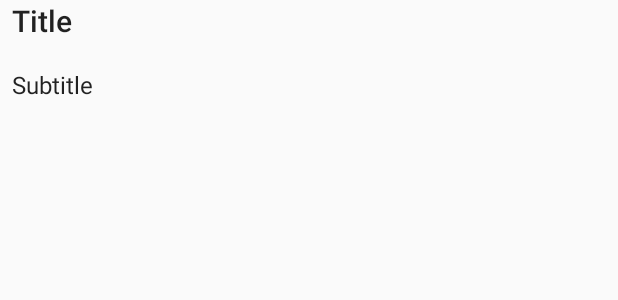
After one commit to asvpcurtis/comp3004, an Android app: the layout activity_dataviewdemo.xml on its own in the app's theme, with its tools: preview values and no code run, on a phone screen of 412 x 824 dp. The commit adds this screen. Shown: the top 300 px of the screen. Run offline under Robolectric (Android 15) with nearby library versions, the light colour scheme and no system bars.

Commit message:
Demo activity with templates for using DataHandler

```diff
--- a/frontend/app/build.gradle
+++ b/frontend/app/build.gradle
@@ -28,13 +28,13 @@ dependencies {
         //compile project(':smartloginlibrary')
     })
     //compile 'codelight.studios:android-smart-login:1.2'
+    //compile 'com.google.firebase:firebase-auth:11.4.2'
     compile 'com.android.support:appcompat-v7:26.1.0'
     compile 'com.android.support.constraint:constraint-layout:1.0.2'
     compile 'com.android.support:design:26.1.0'
     compile 'com.android.support:support-v13:26.1.0'
     compile 'com.android.support:support-vector-drawable:26.1.0'
     compile 'com.android.support:recyclerview-v7:26.1.0'
-    //compile 'com.google.firebase:firebase-auth:11.4.2'
     compile 'com.amazonaws:aws-android-sdk-cognitoidentityprovider:2.6.0'
     testCompile 'junit:junit:4.12'
 }
@@ -43,4 +43,5 @@ dependencies {
 
 
 
+
 apply plugin: 'com.google.gms.google-services'
--- a/frontend/app/src/main/AndroidManifest.xml
+++ b/frontend/app/src/main/AndroidManifest.xml
@@ -33,7 +33,7 @@
         <activity
             android:name=".view.RegisterActivity"
             android:parentActivityName=".view.MainActivity" />
-
+        <activity android:name=".view.dataviewdemo"></activity>
     </application>
 
 </manifest>
--- /dev/null
+++ b/frontend/app/src/main/res/layout/activity_dataviewdemo.xml
@@ -0,0 +1,43 @@
+<?xml version="1.0" encoding="utf-8"?>
+<android.support.constraint.ConstraintLayout xmlns:android="http://schemas.android.com/apk/res/android"
+    xmlns:app="http://schemas.android.com/apk/res-auto"
+    xmlns:tools="http://schemas.android.com/tools"
+    android:layout_width="match_parent"
+    android:layout_height="match_parent"
+    tools:context="com.comp3004.goodbyeworld.tournamentmaster.view.dataviewdemo"
+    tools:layout_editor_absoluteY="81dp"
+    android:layout_marginLeft="8dp"
+    app:layout_constraintLeft_toLeftOf="@+id/linearLayout">
+
+    <LinearLayout
+        android:id="@+id/layoutContent"
+        android:layout_width="360dp"
+        android:layout_height="0dp"
+        android:layout_weight="1"
+        android:orientation="vertical"
+        tools:layout_editor_absoluteX="8dp"
+        tools:layout_editor_absoluteY="8dp">
+
+        <TextView
+            android:id="@+id/textViewTitle"
+            android:layout_width="match_parent"
+            android:layout_height="45dp"
+            android:layout_weight="1"
+            android:text="Title"
+            android:textAppearance="@style/TextAppearance.AppCompat.Title"
+            tools:layout_editor_absoluteX="17dp"
+            tools:layout_editor_absoluteY="16dp" />
+
+        <TextView
+            android:id="@+id/textViewSubtitle"
+            android:layout_width="match_parent"
+            android:layout_height="45dp"
+            android:layout_weight="1"
+            android:text="Subtitle"
+            android:textAppearance="@style/TextAppearance.AppCompat.Menu"
+            tools:layout_editor_absoluteX="17dp"
+            tools:layout_editor_absoluteY="61dp" />
+
+    </LinearLayout>
+
+</android.support.constraint.ConstraintLayout>
```
Also changed, not shown: frontend/app/src/main/java/com/comp3004/goodbyeworld/tournamentmaster/data/DataHandler.java (+7 -2 lines), frontend/app/src/main/java/com/comp3004/goodbyeworld/tournamentmaster/view/OnClickWithTypes.java (added, +34 -0 lines), frontend/app/src/main/java/com/comp3004/goodbyeworld/tournamentmaster/view/WelcomeActivity.java (+10 -0 lines), frontend/app/src/main/java/com/comp3004/goodbyeworld/tournamentmaster/view/dataviewdemo.java (added, +113 -0 lines), frontend/app/src/main/res/layout/content_welcome.xml (+12 -2 lines).
